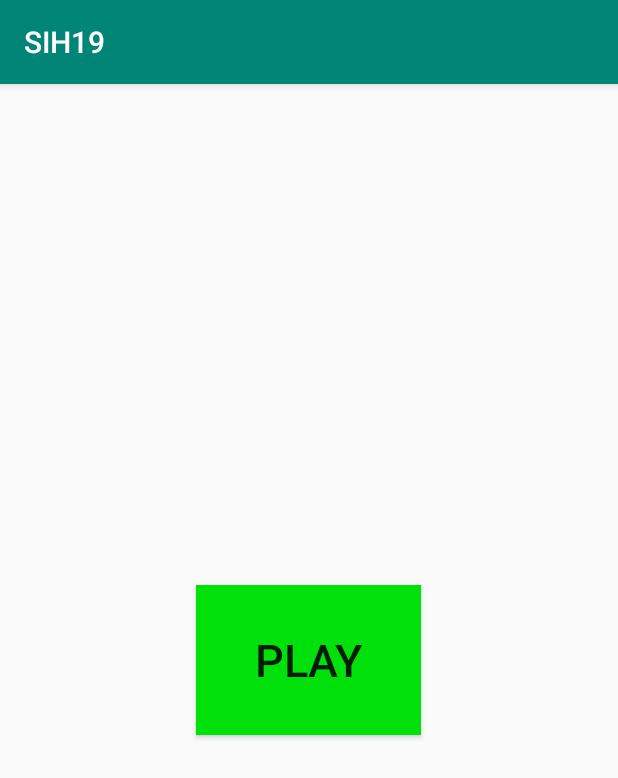
After one commit to Lavanyagaur22/SIH19, an Android app: the QuizGame screen opened directly, with no data from a screen before it, on a phone screen of 412 x 824 dp. The commit adds this screen. Shown: the top 778 px of the screen. Run offline under Robolectric (Android 15) with nearby library versions, the phone set to English and light mode, and no system bars.

Commit message:
Quiz done

```diff
--- a/app/src/main/AndroidManifest.xml
+++ b/app/src/main/AndroidManifest.xml
@@ -48,6 +48,7 @@
         <activity android:name=".ColourDragDropActivity"/>
         <activity android:name=".FruitDragDropActivity"/>
         <activity android:name=".ColourDailyObject"/>
+        <activity android:name=".QuizGame"/>
 
     </application>
 
--- a/app/src/main/java/com/codingblocks/sih19/MainActivity.java
+++ b/app/src/main/java/com/codingblocks/sih19/MainActivity.java
@@ -58,7 +58,7 @@ public class MainActivity extends AppCompatActivity {
         immunizationLinearLayout = findViewById(R.id.immunizationLinearLayout);
         govtSchemsBtn=findViewById(R.id.govtSchmes);
         viewImmunizationButton = findViewById(R.id.viewImmunizationButton);
-        phoneVerify = findViewById(R.id.phoneVerifyButton);
+        phoneVerify = findViewById(R.id.goButton);
 
 
         firebaseAuth = FirebaseAuth.getInstance();
@@ -195,10 +195,10 @@ public class MainActivity extends AppCompatActivity {
                 startActivity(intent);
             }
         });
-        phoneVerify.setOnClickListener(new View.OnClickListener() {
+       phoneVerify.setOnClickListener(new View.OnClickListener() {
             @Override
             public void onClick(View v) {
-                Intent intent = new Intent(MainActivity.this,ColourDailyObject.class);
+                Intent intent = new Intent(MainActivity.this,QuizGame.class);
                 startActivity(intent);
             }
         });
--- /dev/null
+++ b/app/src/main/java/com/codingblocks/sih19/QuizGame.java
@@ -0,0 +1,148 @@
+package com.codingblocks.sih19;
+
+import android.media.MediaPlayer;
+import android.os.Bundle;
+import android.os.CountDownTimer;
+import android.support.v7.app.AppCompatActivity;
+import android.view.View;
+import android.widget.Button;
+import android.widget.GridLayout;
+import android.widget.RelativeLayout;
+import android.widget.TextView;
+
+import java.util.Random;
+
+public class QuizGame extends AppCompatActivity {
+
+    CountDownTimer countDownTimer;
+    Button goButton;
+    TextView timerText;
+    TextView questionText;
+    TextView totalSolvedText;
+    TextView correctText;
+    GridLayout answerGrid;
+    Button playAgain;
+    Button button1;
+    Button button2;
+    Button button3;
+    Button button4;
+    RelativeLayout gameRelativeLayout;
+
+    int answer;
+    int totalQuestions = 0;
+    int totalRight = 0;
+
+    public void startTimer(View view) {
+
+        goButton.setVisibility(View.INVISIBLE);
+        gameRelativeLayout.setVisibility(View.VISIBLE);
+
+        playAgain(view);
+
+    }
+
+    public void chooseAnswer(View view) {
+        int selectedAnswer = Integer.parseInt(((Button) view).getText().toString());
+
+        if(selectedAnswer == answer) {
+            totalRight += 1;
+            correctText.setVisibility(View.VISIBLE);
+            correctText.setText("Correct!");
+        } else {
+            correctText.setText("Incorrect");
+        }
+
+        totalQuestions += 1;
+        updateQuestionCount();
+        generateQuestion();
+    }
+
+    public void playAgain(View view) {
+        totalQuestions = 0;
+        totalRight = 0;
+        updateQuestionCount();
+        generateQuestion();
+
+        button1.setEnabled(true);
+        button2.setEnabled(true);
+        button3.setEnabled(true);
+        button4.setEnabled(true);
+        playAgain.setVisibility(View.INVISIBLE);
+        correctText.setVisibility(View.INVISIBLE);
+
+        countDownTimer = new CountDownTimer(30000, 1000) {
+            @Override
+            public void onTick(long l) {
+                int secondsLeft = (int) l / 1000;
+
+                timerText.setText(secondsLeft + "s");
+            }
+
+            @Override
+            public void onFinish() {
+                MediaPlayer mediaPlayer = MediaPlayer.create(getApplicationContext(), R.raw.airhorn);
+                mediaPlayer.start();
+
+                timerText.setText("0s");
+                correctText.setText("Your score: " + totalRight + "/" + totalQuestions);
+
+                playAgain.setVisibility(View.VISIBLE);
+                button1.setEnabled(false);
+                button2.setEnabled(false);
+                button3.setEnabled(false);
+                button4.setEnabled(false);
+            }
+        }.start();
+    }
+
+    private void updateQuestionCount() {
+        totalSolvedText.setText(totalRight + "/" + totalQuestions);
+    }
+
+    private void generateQuestion() {
+        Random random = new Random();
+        int firstNumber = random.nextInt(20) + 1;
+        int secondNumber = random.nextInt(20) + 1;
+
+        questionText.setText(firstNumber + " + " + secondNumber);
+
+        answer = firstNumber + secondNumber;
+
+        int locationOfAnswer = random.nextInt(4);
+        int[] answers = new int[4];
+
+        for (int i = 0; i < 4; i++) {
+            if(i == locationOfAnswer) {
+                answers[i] = answer;
+            } else {
+                answers[i] = random.nextInt(40) + 1;
+            }
+        }
+
+        button1.setText(Integer.toString(answers[0]));
+        button2.setText(Integer.toString(answers[1]));
+        button3.setText(Integer.toString(answers[2]));
+        button4.setText(Integer.toString(answers[3]));
+    }
+
+    @Override
+    protected void onCreate(Bundle savedInstanceState) {
+        super.onCreate(savedInstanceState);
+        setContentView(R.layout.activity_quiz);
+
+        gameRelativeLayout = (RelativeLayout) findViewById(R.id.gameRelativeLayout);
+
+        goButton = (Button) findViewById(R.id.goButton);
+        timerText = (TextView) findViewById(R.id.timerText);
+        questionText = (TextView) findViewById(R.id.questionText);
+        totalSolvedText = (TextView) findViewById(R.id.totalSolvedText);
+        correctText = (TextView) findViewById(R.id.correctText);
+        answerGrid = (GridLayout) findViewById(R.id.answerGrid);
+        playAgain = (Button) findViewById(R.id.playAgainButton);
+
+        button1 = ((Button) findViewById(R.id.answer1));
+        button2 = ((Button) findViewById(R.id.answer2));
+        button3 = ((Button) findViewById(R.id.answer3));
+        button4 = ((Button) findViewById(R.id.answer4));
+    }
+}
--- /dev/null
+++ b/app/src/main/res/layout/activity_quiz.xml
@@ -0,0 +1,141 @@
+<?xml version="1.0" encoding="utf-8"?>
+<RelativeLayout xmlns:android="http://schemas.android.com/apk/res/android"
+    xmlns:tools="http://schemas.android.com/tools"
+    android:layout_width="match_parent"
+    android:layout_height="match_parent"
+    tools:context=".MainActivity">
+
+    <Button
+        android:layout_width="150dp"
+        android:layout_height="100dp"
+        android:layout_centerInParent="true"
+        android:text="play"
+        android:textSize="30sp"
+        android:background="#00e10c"
+        android:onClick="startTimer"
+        android:id="@+id/goButton"/>
+
+    <RelativeLayout
+        android:layout_width="match_parent"
+        android:layout_height="match_parent"
+        android:visibility="invisible"
+        android:id="@+id/gameRelativeLayout">
+
+        <TextView
+            android:layout_width="wrap_content"
+            android:layout_height="wrap_content"
+            android:layout_alignParentLeft="true"
+            android:text="30s"
+            android:textSize="40sp"
+            android:layout_margin="20dp"
+            android:padding="10dp"
+            android:background="#fff700"
+            android:id="@+id/timerText"/>
+
+        <TextView
+            android:layout_width="wrap_content"
+            android:layout_height="wrap_content"
+            android:layout_centerHorizontal="true"
+            android:layout_marginTop="35dp"
+            android:text="1 + 1"
+            android:textSize="35sp"
+            android:id="@+id/questionText"/>
+
+        <TextView
+            android:layout_width="wrap_content"
+            android:layout_height="wrap_content"
+            android:layout_alignParentRight="true"
+            android:text="0/0"
+            android:textSize="40sp"
+            android:layout_margin="20dp"
+            android:padding="10dp"
+            android:background="#ffbf00"
+            android:id="@+id/totalSolvedText"/>
+
+        <GridLayout
+            android:layout_width="match_parent"
+            android:layout_height="wrap_content"
+            android:layout_centerInParent="true"
+            android:layout_margin="10dp"
+            android:id="@+id/answerGrid">
+
+            <Button
+                android:height="120dp"
+                android:id="@+id/answer1"
+                android:text="0"
+                android:textSize="40sp"
+                android:onClick="chooseAnswer"
+                android:layout_gravity="fill"
+                android:layout_row="0"
+                android:layout_column="0"
+                android:layout_rowWeight="1"
+                android:layout_columnWeight="1"
+                android:background="#ff0000"/>
+
+            <Button
+                android:height="120dp"
+                android:id="@+id/answer2"
+                android:text="0"
+                android:textSize="40sp"
+                android:onClick="chooseAnswer"
+                android:layout_gravity="fill"
+                android:layout_row="0"
+                android:layout_column="1"
+                android:layout_rowWeight="1"
+                android:layout_columnWeight="1"
+                android:background="#00ff3c"/>
+
+            <Button
+                android:height="120dp"
+                android:id="@+id/answer3"
+                android:text="0"
+                android:textSize="40sp"
+                android:onClick="chooseAnswer"
+                android:layout_gravity="fill"
+                android:layout_row="1"
+                android:layout_column="0"
+                android:layout_rowWeight="1"
+                android:layout_columnWeight="1"
+                android:background="#ff00ea"/>
+
+            <Button
+                android:height="120dp"
+                android:id="@+id/answer4"
+                android:text="0"
+                android:textSize="40sp"
+                android:onClick="chooseAnswer"
+                android:layout_gravity="fill"
+                android:layout_row="1"
+                android:layout_column="1"
+                android:layout_rowWeight="1"
+                android:layout_columnWeight="1"
+                android:background="#00ffd4"/>
+
+        </GridLayout>
+
+        <TextView
+            android:layout_width="wrap_content"
+            android:layout_height="wrap_content"
+            android:layout_alignParentBottom="true"
+            android:layout_centerHorizontal="true"
+            android:layout_below="@id/answerGrid"
+            android:layout_marginTop="15dp"
+            android:text="Correct!"
+            android:textSize="40sp"
+            android:id="@+id/correctText"/>
+
+        <Button
+            android:layout_width="wrap_content"
+            android:layout_height="wrap_content"
+            android:layout_alignParentBottom="true"
+            android:layout_centerHorizontal="true"
+            android:layout_marginBottom="60dp"
+            android:text="Play Again"
+            android:id="@+id/playAgainButton"
+            android:onClick="playAgain"/>
+
+    </RelativeLayout>
+
+
+
+</RelativeLayout>
```
Also changed, not shown: app/src/main/res/layout/activity_main.xml (+13 -8 lines), 1 other file.
